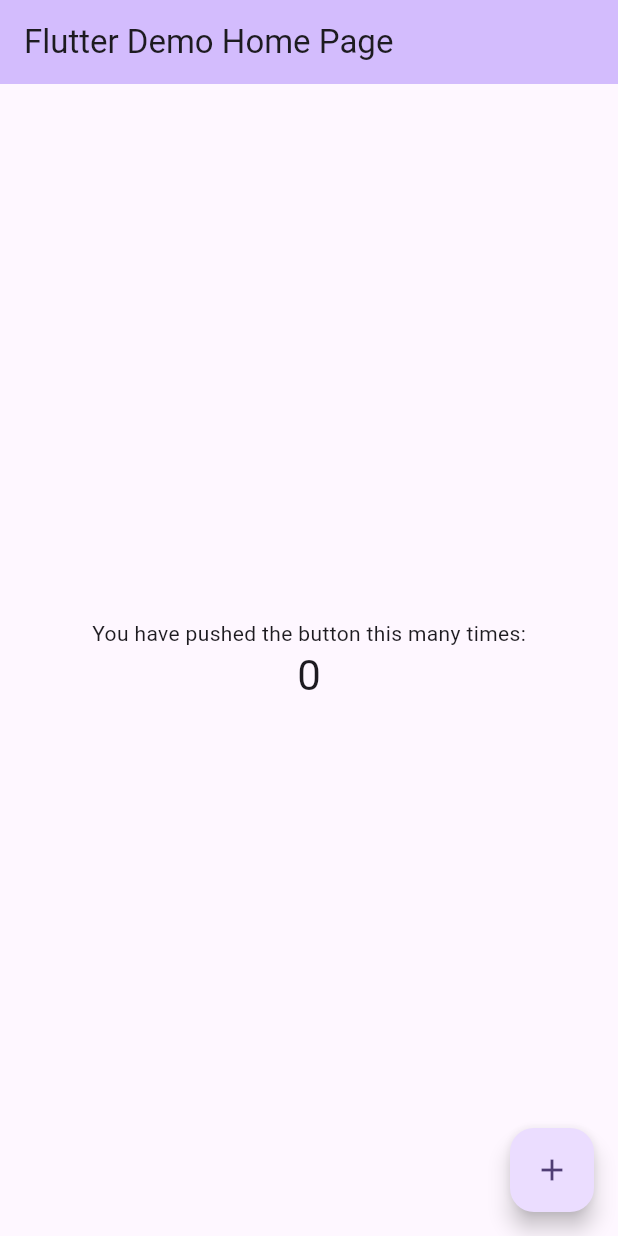
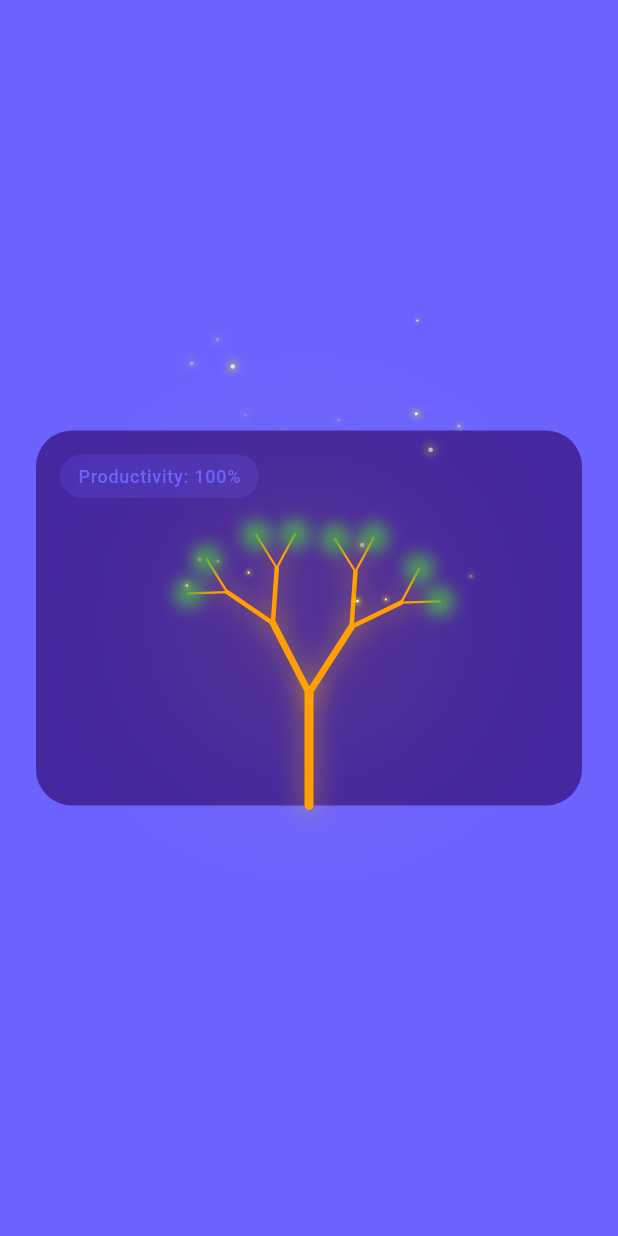
Before and after one commit to Mirzaazmath/flutter_custom_animated_tree, a Flutter app: the screen it shows after launch, on a phone screen of 412 x 824 dp. Run offline on Flutter 3.47's test engine with Material 3 defaults, Android fonts, the light colour scheme and no system bars.

Commit message:
added code

```diff
--- a/lib/main.dart
+++ b/lib/main.dart
@@ -1,122 +1,15 @@
 import 'package:flutter/material.dart';
-
-void main() {
-  runApp(const MyApp());
+import 'package:flutter_custom_animated_tree/screens/home_screen.dart';
+void main(){
+  runApp(MyApp());
 }
-
 class MyApp extends StatelessWidget {
   const MyApp({super.key});
 
-  // This widget is the root of your application.
   @override
   Widget build(BuildContext context) {
     return MaterialApp(
-      title: 'Flutter Demo',
-      theme: ThemeData(
-        // This is the theme of your application.
-        //
-        // TRY THIS: Try running your application with "flutter run". You'll see
-        // the application has a purple toolbar. Then, without quitting the app,
-        // try changing the seedColor in the colorScheme below to Colors.green
-        // and then invoke "hot reload" (save your changes or press the "hot
-        // reload" button in a Flutter-supported IDE, or press "r" if you used
-        // the command line to start the app).
-        //
-        // Notice that the counter didn't reset back to zero; the application
-        // state is not lost during the reload. To reset the state, use hot
-        // restart instead.
-        //
-        // This works for code too, not just values: Most code changes can be
-        // tested with just a hot reload.
-        colorScheme: .fromSeed(seedColor: Colors.deepPurple),
-      ),
-      home: const MyHomePage(title: 'Flutter Demo Home Page'),
+      home: HomeScreen(),
     );
   }
 }
-
-class MyHomePage extends StatefulWidget {
-  const MyHomePage({super.key, required this.title});
-
-  // This widget is the home page of your application. It is stateful, meaning
-  // that it has a State object (defined below) that contains fields that affect
-  // how it looks.
-
-  // This class is the configuration for the state. It holds the values (in this
-  // case the title) provided by the parent (in this case the App widget) and
-  // used by the build method of the State. Fields in a Widget subclass are
-  // always marked "final".
-
-  final String title;
-
-  @override
-  State<MyHomePage> createState() => _MyHomePageState();
-}
-
-class _MyHomePageState extends State<MyHomePage> {
-  int _counter = 0;
-
-  void _incrementCounter() {
-    setState(() {
-      // This call to setState tells the Flutter framework that something has
-      // changed in this State, which causes it to rerun the build method below
-      // so that the display can reflect the updated values. If we changed
-      // _counter without calling setState(), then the build method would not be
-      // called again, and so nothing would appear to happen.
-      _counter++;
-    });
-  }
-
-  @override
-  Widget build(BuildContext context) {
-    // This method is rerun every time setState is called, for instance as done
-    // by the _incrementCounter method above.
-    //
-    // The Flutter framework has been optimized to make rerunning build methods
-    // fast, so that you can just rebuild anything that needs updating rather
-    // than having to individually change instances of widgets.
-    return Scaffold(
-      appBar: AppBar(
-        // TRY THIS: Try changing the color here to a specific color (to
-        // Colors.amber, perhaps?) and trigger a hot reload to see the AppBar
-        // change color while the other colors stay the same.
-        backgroundColor: Theme.of(context).colorScheme.inversePrimary,
-        // Here we take the value from the MyHomePage object that was created by
-        // the App.build method, and use it to set our appbar title.
-        title: Text(widget.title),
-      ),
-      body: Center(
-        // Center is a layout widget. It takes a single child and positions it
-        // in the middle of the parent.
-        child: Column(
-          // Column is also a layout widget. It takes a list of children and
-          // arranges them vertically. By default, it sizes itself to fit its
-          // children horizontally, and tries to be as tall as its parent.
-          //
-          // Column has various properties to control how it sizes itself and
-          // how it positions its children. Here we use mainAxisAlignment to
-          // center the children vertically; the main axis here is the vertical
-          // axis because Columns are vertical (the cross axis would be
-          // horizontal).
-          //
-          // TRY THIS: Invoke "debug painting" (choose the "Toggle Debug Paint"
-          // action in the IDE, or press "p" in the console), to see the
-          // wireframe for each widget.
-          mainAxisAlignment: .center,
-          children: [
-            const Text('You have pushed the button this many times:'),
-            Text(
-              '$_counter',
-              style: Theme.of(context).textTheme.headlineMedium,
-            ),
-          ],
-        ),
-      ),
-      floatingActionButton: FloatingActionButton(
-        onPressed: _incrementCounter,
-        tooltip: 'Increment',
-        child: const Icon(Icons.add),
-      ),
-    );
-  }
-}
--- /dev/null
+++ b/lib/screens/home_screen.dart
@@ -0,0 +1,66 @@
+import 'package:flutter/material.dart';
+
+import '../widgets/animated_progress_tree.dart';
+
+class HomeScreen extends StatefulWidget {
+  const HomeScreen({super.key});
+
+  @override
+  State<HomeScreen> createState() => _HomeScreenState();
+}
+
+class _HomeScreenState extends State<HomeScreen> {
+  double progress = 1.0;
+  @override
+  Widget build(BuildContext context) {
+    return Scaffold(
+      backgroundColor: Color(0xFF6C63FF),
+      body: Center(
+        child: Container(
+          height: 250,
+          margin: const EdgeInsets.symmetric(horizontal: 24.0),
+          decoration: BoxDecoration(
+            color:Colors.deepPurple.shade800,
+            borderRadius: BorderRadius.circular(24.0),
+            boxShadow: [
+              BoxShadow(
+                color: Color(0xFF6C63FF).withValues(alpha: 0.1),
+                blurRadius: 20,
+                spreadRadius: 2,
+              ),
+            ],
+          ),
+          child: Stack(
+            alignment: Alignment.center,
+            children: [
+              AnimatedProgressTree(progress: progress),
+              Positioned(
+                top: 16,
+                left: 16,
+                child: Container(
+                  padding: const EdgeInsets.symmetric(
+                    horizontal: 12,
+                    vertical: 6,
+                  ),
+                  decoration: BoxDecoration(
+                    color: Color(0xFF6C63FF).withValues(alpha: 0.2),
+                    borderRadius: BorderRadius.circular(20),
+                  ),
+                  child: Text(
+                    'Productivity: ${(progress * 100).toInt()}%',
+                    style: TextStyle(
+                      color: Color(0xFF6C63FF),
+                      fontSize: 12,
+                      fontWeight: FontWeight.w500,
+                      letterSpacing: 0.5,
+                    ),
+                  ),
+                ),
+              ),
+            ],
+          ),
+        ),
+      ),
+    );
+  }
+}
--- /dev/null
+++ b/lib/widgets/animated_progress_tree.dart
@@ -0,0 +1,315 @@
+import 'package:flutter/material.dart';
+import 'dart:math' as math;
+
+
+class AnimatedProgressTree extends StatefulWidget {
+  final double progress; // 0.0 to 1.0
+
+  const AnimatedProgressTree({super.key, required this.progress});
+
+  @override
+  State<AnimatedProgressTree> createState() => _AnimatedProgressTreeState();
+}
+
+class _AnimatedProgressTreeState extends State<AnimatedProgressTree>
+    with TickerProviderStateMixin {
+  late AnimationController _growthController;
+  late AnimationController _ambientController;
+  late Animation<double> _growthAnimation;
+  final List<Firefly> _fireflies = [];
+  final math.Random _random = math.Random();
+
+  @override
+  void initState() {
+    super.initState();
+    _growthController = AnimationController(
+      vsync: this,
+      duration: const Duration(seconds: 2),
+    );
+
+    _ambientController = AnimationController(
+      vsync: this,
+      duration: const Duration(seconds: 5),
+    )..repeat(); // Loop forever for continuous ambient effects
+
+    _generateFireflies();
+    _updateAnimation();
+    _growthController.forward();
+  }
+
+  void _generateFireflies() {
+    for (int i = 0; i < 20; i++) {
+      _fireflies.add(
+        Firefly(
+          xOffset: (_random.nextDouble() - 0.5) * 200,
+          yOffset:
+          (_random.nextDouble() - 0.5) * 200 -
+              100, // Bias towards top/leaves
+          speed: 0.5 + _random.nextDouble(),
+          phase: _random.nextDouble() * math.pi * 2,
+          size: 1.0 + _random.nextDouble() * 2.0,
+        ),
+      );
+    }
+  }
+
+  @override
+  void didUpdateWidget(covariant AnimatedProgressTree oldWidget) {
+    super.didUpdateWidget(oldWidget);
+    if (oldWidget.progress != widget.progress) {
+      _updateAnimation();
+      _growthController.forward(from: 0);
+    }
+  }
+
+  void _updateAnimation() {
+    _growthAnimation = Tween<double>(begin: 0, end: widget.progress).animate(
+      CurvedAnimation(parent: _growthController, curve: Curves.easeOutBack),
+    );
+  }
+
+  @override
+  void dispose() {
+    _growthController.dispose();
+    _ambientController.dispose();
+    super.dispose();
+  }
+
+  @override
+  Widget build(BuildContext context) {
+    return AnimatedBuilder(
+      animation: Listenable.merge([_growthAnimation, _ambientController]),
+      builder: (context, child) {
+        return CustomPaint(
+          size: const Size(double.infinity, 300),
+          painter: TreePainter(
+            progress: _growthAnimation.value,
+            ambientTime:
+            _ambientController.value *
+                math.pi *
+                2, // 0 to 2PI over 5 seconds
+            fireflies: _fireflies,
+          ),
+        );
+      },
+    );
+  }
+}
+
+class Firefly {
+  final double xOffset;
+  final double yOffset;
+  final double speed;
+  final double phase;
+  final double size;
+
+  Firefly({
+    required this.xOffset,
+    required this.yOffset,
+    required this.speed,
+    required this.phase,
+    required this.size,
+  });
+}
+
+class TreePainter extends CustomPainter {
+  final double progress;
+  final double ambientTime;
+  final List<Firefly> fireflies;
+
+  TreePainter({
+    required this.progress,
+    required this.ambientTime,
+    required this.fireflies,
+  });
+
+  @override
+  void paint(Canvas canvas, Size size) {
+    final startPoint = Offset(size.width / 2, size.height);
+
+    // Base trunk length based on height
+    final trunkLength = size.height * 0.3 * math.max(0.2, progress);
+
+    // If progress is high (golden aura / productivity streak)
+    if (progress > 0.8) {
+      final auraPaint = Paint()
+        ..color = Colors.amber.withOpacity(0.1 + math.sin(ambientTime) * 0.05)
+        ..maskFilter = const MaskFilter.blur(BlurStyle.normal, 50)
+        ..style = PaintingStyle.fill;
+      canvas.drawCircle(
+        Offset(size.width / 2, size.height / 2),
+        100,
+        auraPaint,
+      );
+    }
+
+    final paint = Paint()
+      ..color = progress > 0.8 ? Colors.amber.shade700 : Color(0xFF6C63FF)
+      ..strokeWidth = 4.0
+      ..strokeCap = StrokeCap.round
+      ..style = PaintingStyle.stroke;
+
+    final glowPaint = Paint()
+      ..color = (progress > 0.8 ? Colors.amber : Color(0xFF6C63FF)).withOpacity(
+        0.3,
+      )
+      ..strokeWidth = 10.0
+      ..strokeCap = StrokeCap.round
+      ..maskFilter = const MaskFilter.blur(BlurStyle.normal, 8)
+      ..style = PaintingStyle.stroke;
+
+    // Draw tree recursively
+    _drawBranch(
+      canvas,
+      startPoint,
+      -math.pi / 2,
+      trunkLength,
+      4,
+      paint,
+      glowPaint,
+      progress,
+    );
+
+    // Draw Fireflies
+    final fireflyPaint = Paint()..style = PaintingStyle.fill;
+
+    for (var firefly in fireflies) {
+      // Float around based on ambient time
+      final dx =
+          size.width / 2 +
+              firefly.xOffset +
+              math.sin(ambientTime * firefly.speed + firefly.phase) * 20;
+      final dy =
+          size.height / 2 +
+              firefly.yOffset +
+              math.cos(ambientTime * firefly.speed + firefly.phase) * 15;
+
+      // Blink effect
+      final opacity =
+          (math.sin(ambientTime * firefly.speed * 2 + firefly.phase) + 1) / 2;
+
+      fireflyPaint.color = Colors.yellowAccent.withOpacity(opacity * 0.8);
+      fireflyPaint.maskFilter = MaskFilter.blur(BlurStyle.normal, firefly.size);
+
+      canvas.drawCircle(Offset(dx, dy), firefly.size, fireflyPaint);
+
+      // Core dot
+      fireflyPaint.color = Colors.white.withOpacity(opacity);
+      fireflyPaint.maskFilter = null;
+      canvas.drawCircle(Offset(dx, dy), firefly.size * 0.5, fireflyPaint);
+    }
+  }
+
+  void _drawBranch(
+      Canvas canvas,
+      Offset start,
+      double angle,
+      double length,
+      int depth,
+      Paint paint,
+      Paint glowPaint,
+      double progressScale,
+      ) {
+    if (depth == 0 || length < 2.0 || progressScale <= 0) return;
+
+    final end = Offset(
+      start.dx + math.cos(angle) * length,
+      start.dy + math.sin(angle) * length,
+    );
+
+    paint.strokeWidth = depth * 1.5;
+    glowPaint.strokeWidth = depth * 3.0;
+
+    canvas.drawLine(start, end, glowPaint);
+    canvas.drawLine(start, end, paint);
+
+    // Draw fire streak leaves at the tips if fully grown
+    if (depth == 1 && progressScale > 0.8) {
+      // Pulsating fire streak animation
+      final pulsate = (math.sin(ambientTime * 3 + angle) + 1) / 2; // 0.0 to 1.0
+
+      // Color shift between deep orange and bright yellow
+      final leafColor =
+          Color.lerp(Colors.deepOrangeAccent, Colors.yellowAccent, pulsate) ??
+              Colors.orange;
+
+      final leafPaint = Paint()
+        ..color = leafColor.withOpacity(0.7 + (pulsate * 0.3))
+        ..style = PaintingStyle.fill
+        ..maskFilter = MaskFilter.blur(BlurStyle.normal, 2 + (pulsate * 3));
+
+      // Draw fire leaf shape (elongated like a streak)
+      canvas.save();
+      canvas.translate(end.dx, end.dy);
+      canvas.rotate(angle + math.pi / 2);
+
+      final path = Path();
+      final sizeMult = 2.5; // Scale factor for larger leaves
+      path.moveTo(0, (-2 - (pulsate * 2)) * sizeMult);
+      path.quadraticBezierTo(
+        (3 + pulsate) * sizeMult,
+        0,
+        0,
+        (8 + (pulsate * 4)) * sizeMult,
+      );
+      path.quadraticBezierTo(
+        (-3 - pulsate) * sizeMult,
+        0,
+        0,
+        (-2 - (pulsate * 2)) * sizeMult,
+      );
+
+      canvas.drawPath(path, leafPaint);
+
+      // Core glow of the fire streak
+      leafPaint.color = Colors.white.withOpacity(0.5);
+      leafPaint.maskFilter = null;
+      canvas.drawCircle(Offset.zero, 3.0, leafPaint);
+
+      canvas.restore();
+    } else if (depth == 1 && progressScale > 0.4) {
+      // Normal green leaves before reaching high productivity
+      final leafPaint = Paint()
+        ..color = Colors.green.withValues(alpha: 0.8)
+        ..style = PaintingStyle.fill
+        ..maskFilter = const MaskFilter.blur(BlurStyle.normal, 5);
+      canvas.drawCircle(end, 10.0, leafPaint); // Increased from 3.0 to 8.0
+    }
+
+    // Branch out
+    final nextLength = length * 0.7;
+    final nextProgress = progressScale - 0.2;
+
+    // Wind effect (sway branches slightly based on time)
+    final windSway = math.sin(ambientTime + depth) * 0.05 * (5 - depth);
+
+    if (nextProgress > 0) {
+      _drawBranch(
+        canvas,
+        end,
+        angle - math.pi / 6 + windSway,
+        nextLength,
+        depth - 1,
+        paint,
+        glowPaint,
+        nextProgress,
+      );
+      _drawBranch(
+        canvas,
+        end,
+        angle + math.pi / 6 + windSway,
+        nextLength,
+        depth - 1,
+        paint,
+        glowPaint,
+        nextProgress,
+      );
+    }
+  }
+
+  @override
+  bool shouldRepaint(covariant TreePainter oldDelegate) {
+    return oldDelegate.progress != progress ||
+        oldDelegate.ambientTime != ambientTime;
+  }
+}
```
